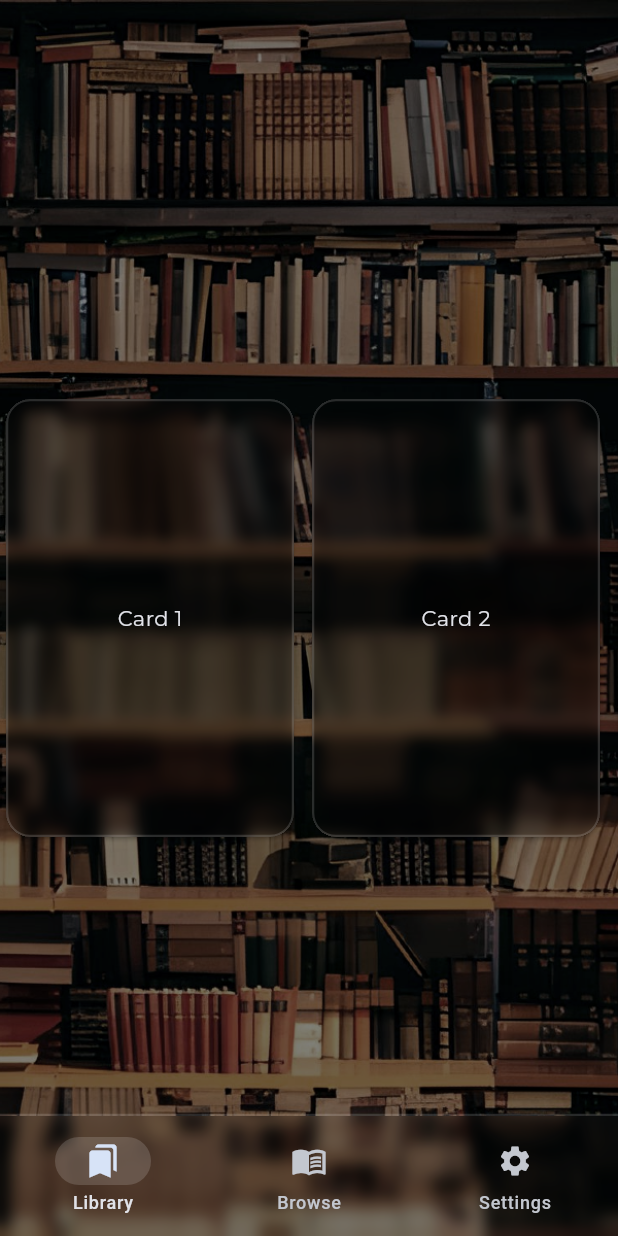
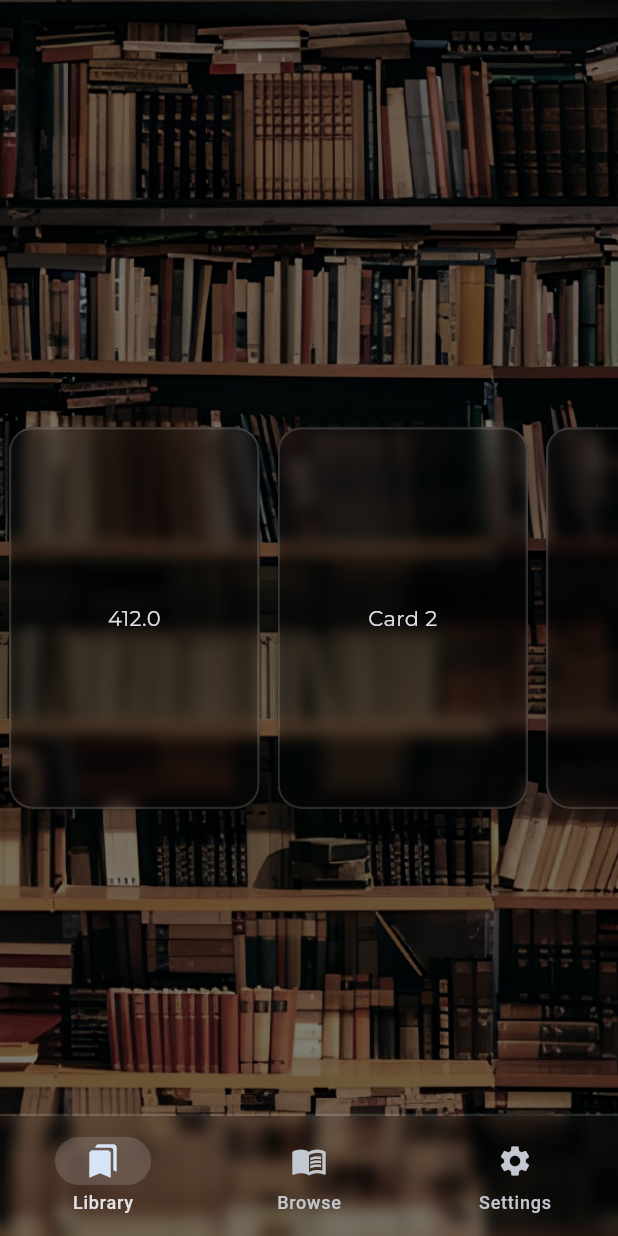
Before and after one commit to rnewquist/mreader, a Flutter app: the screen it shows after launch, on a phone screen of 412 x 824 dp. Run offline on Flutter 3.47's test engine with Material 3 defaults, Android fonts, the phone set to English and light mode, and no system bars; our stand-ins replace firebase_core, flutter_riverpod, go_router, google_fonts; accounts and stored records are empty.

Commit message:
Updated the card size to be responsive to screen size.

```diff
--- /dev/null
+++ b/lib/constants.dart
@@ -0,0 +1,15 @@
+import 'dart:ui';
+
+import 'package:flutter/material.dart';
+
+double get screenWidth {
+  FlutterView view = WidgetsBinding.instance.platformDispatcher.views.first;
+  Size size = view.physicalSize / view.devicePixelRatio;
+  return size.width;
+}
+
+double get screenHeight {
+  FlutterView view = WidgetsBinding.instance.platformDispatcher.views.first;
+  Size size = view.physicalSize / view.devicePixelRatio;
+  return size.height;
+}
--- a/lib/pages/library.dart
+++ b/lib/pages/library.dart
@@ -1,5 +1,6 @@
 import 'package:flutter/material.dart';
 import 'package:flutter_riverpod/flutter_riverpod.dart';
+import 'package:mreader/constants.dart';
 import 'package:mreader/widgets/display_card.dart';
 
 class LibraryPage extends ConsumerWidget {
@@ -9,65 +10,44 @@ class LibraryPage extends ConsumerWidget {
   static String get routeName => 'Library';
   @override
   Widget build(BuildContext context, WidgetRef ref) {
-    return const SingleChildScrollView(
+    return SingleChildScrollView(
       scrollDirection: Axis.horizontal,
       child: Row(
         children: [
           DisplayCard(
             child: Center(
-              child: Text('Card 1'),
+              child: Text('$screenWidth'),
             ),
-          ),
-          SizedBox(
-            width: 4,
           ),
           DisplayCard(
             child: Center(
               child: Text('Card 2'),
             ),
           ),
-          SizedBox(
-            width: 4,
-          ),
           DisplayCard(
             child: Center(
               child: Text('Card 3'),
             ),
-          ),
-          SizedBox(
-            width: 4,
           ),
           DisplayCard(
             child: Center(
               child: Text('Card 4'),
             ),
           ),
-          SizedBox(
-            width: 4,
-          ),
           DisplayCard(
             child: Center(
               child: Text('Card 5'),
             ),
-          ),
-          SizedBox(
-            width: 4,
           ),
           DisplayCard(
             child: Center(
               child: Text('Card 6'),
             ),
           ),
-          SizedBox(
-            width: 4,
-          ),
           DisplayCard(
             child: Center(
               child: Text('Card 7'),
             ),
-          ),
-          SizedBox(
-            width: 4,
           ),
           DisplayCard(
             child: Center(
--- a/lib/widgets/display_card.dart
+++ b/lib/widgets/display_card.dart
@@ -4,12 +4,18 @@ import 'package:mreader/widgets/glass.dart';
 class DisplayCard extends StatelessWidget {
   const DisplayCard({required this.child, super.key});
   final Widget child;
-
+  final double padding = 2;
+  final double width = 175;
+  double scale(double screen) =>
+      screen < (width * 2) ? (screen / 2) / (width + (padding * 4)) : 1;
   @override
   Widget build(BuildContext context) {
-    return SizedBox(
-      width: 200,
-      height: 300,
+    return LayoutBuilder(builder: (context, constraints) {
+      return Padding(
+        padding: EdgeInsets.all(padding),
+        child: SizedBox(
+          width: width * scale(MediaQuery.of(context).size.width),
+          height: (width / 2 * 3) * scale(MediaQuery.of(context).size.width),
           child: Card(
               color: Colors.transparent,
               clipBehavior: Clip.hardEdge,
@@ -21,6 +27,8 @@ class DisplayCard extends StatelessWidget {
                 ),
               ),
               child: Glass(child: child)),
+        ),
       );
+    });
   }
 }
```
Lines whose indentation alone changed are shown as unchanged.
